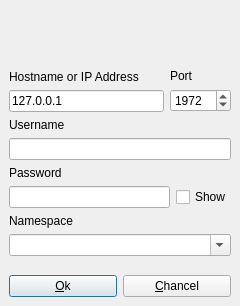
Qt form QtCacheUi/cacheconnectiondialog.ui (entwickler42/QtCache) before a commit.
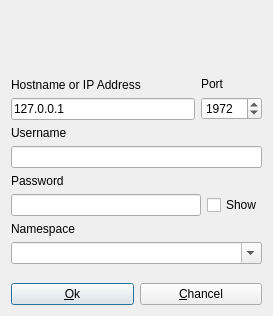
The same form after that commit. Icons and pictures are not drawn.

Commit message: Improved CacheConnectionDialog layout behavior

```diff
--- a/QtCacheUi/cacheconnectiondialog.ui
+++ b/QtCacheUi/cacheconnectiondialog.ui
@@ -10,6 +10,9 @@
     <normaloff>:/CacheConnectionDialog/img/windowicon.png</normaloff>:/CacheConnectionDialog/img/windowicon.png</iconset>
   </property>
   <layout class="QVBoxLayout" name="verticalLayout_6">
+   <item>
+    <widget class="QWidget" name="widget" native="true">
+     <layout class="QHBoxLayout" name="horizontalLayout_4">
    <property name="spacing">
     <number>0</number>
    </property>
@@ -25,6 +28,22 @@
    <property name="bottomMargin">
     <number>0</number>
    </property>
+      <item>
+       <spacer name="horizontalSpacer">
+        <property name="orientation">
+         <enum>Qt::Horizontal</enum>
+        </property>
+        <property name="sizeType">
+         <enum>QSizePolicy::Expanding</enum>
+        </property>
+        <property name="sizeHint" stdset="0">
+         <size>
+          <width>5</width>
+          <height>0</height>
+         </size>
+        </property>
+       </spacer>
+      </item>
    <item>
     <widget class="QLabel" name="labelLogo">
      <property name="minimumSize">
@@ -33,12 +52,6 @@
        <height>60</height>
       </size>
      </property>
-     <property name="maximumSize">
-      <size>
-       <width>240</width>
-       <height>60</height>
-      </size>
-     </property>
      <property name="frameShape">
       <enum>QFrame::NoFrame</enum>
      </property>
@@ -52,13 +65,29 @@
       <set>Qt::AlignCenter</set>
      </property>
      <property name="margin">
-      <number>1</number>
+         <number>0</number>
      </property>
     </widget>
    </item>
    <item>
-    <widget class="QFrame" name="frame">
-     <layout class="QVBoxLayout" name="verticalLayout_7">
+       <spacer name="horizontalSpacer_2">
+        <property name="orientation">
+         <enum>Qt::Horizontal</enum>
+        </property>
+        <property name="sizeType">
+         <enum>QSizePolicy::Expanding</enum>
+        </property>
+        <property name="sizeHint" stdset="0">
+         <size>
+          <width>6</width>
+          <height>0</height>
+         </size>
+        </property>
+       </spacer>
+      </item>
+     </layout>
+    </widget>
+   </item>
       <item>
        <layout class="QHBoxLayout" name="horizontalLayout">
         <item>
@@ -183,6 +212,9 @@
         <property name="orientation">
          <enum>Qt::Vertical</enum>
         </property>
+     <property name="sizeType">
+      <enum>QSizePolicy::Expanding</enum>
+     </property>
         <property name="sizeHint" stdset="0">
          <size>
           <width>20</width>
@@ -208,9 +240,6 @@
          </widget>
         </item>
        </layout>
-      </item>
-     </layout>
-    </widget>
    </item>
   </layout>
  </widget>
```
Lines whose indentation alone changed are shown as unchanged.
